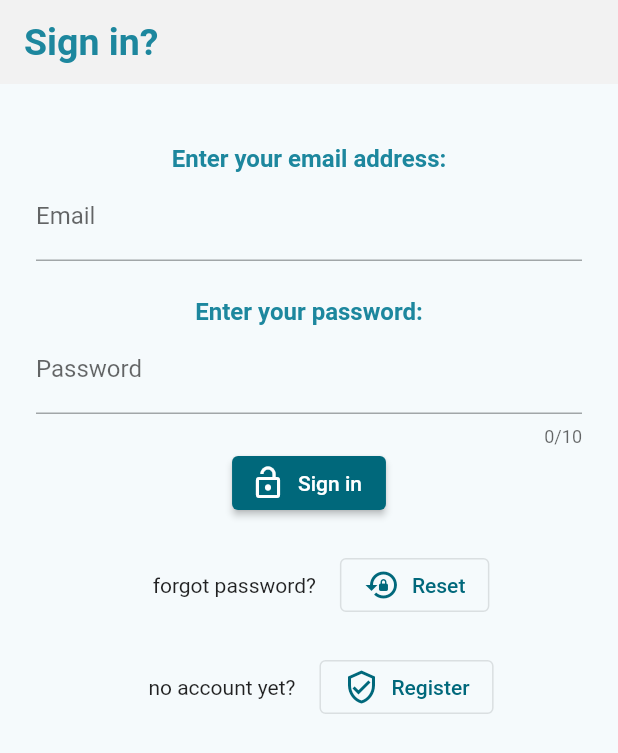
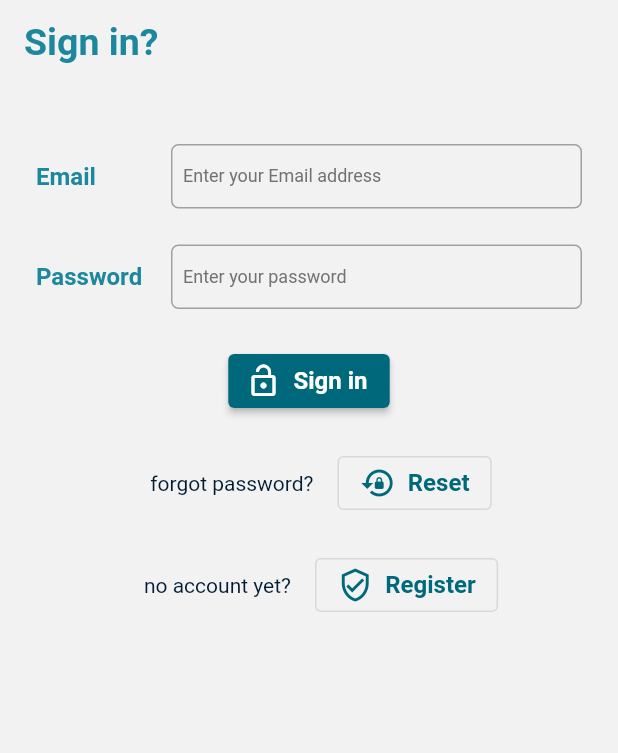
Before and after one commit to Hector-SaTe/year_planner, a Flutter app: the screen it shows after launch, on a phone screen of 412 x 824 dp. Shown: the top 753 px of the screen. Run offline on Flutter 3.47's test engine with Material 2 defaults, Android fonts, the phone set to English and light mode, and no system bars; our stand-ins replace firebase_auth, firebase_core, firebase_database, flutter_hooks, hooks_riverpod, table_calendar; accounts and stored records are empty.

Commit message:
new themes and sign in page

```diff
--- a/lib/authentication/sign_in.dart
+++ b/lib/authentication/sign_in.dart
@@ -16,16 +16,28 @@ class SignIn extends HookConsumerWidget {
 
   @override
   Widget build(BuildContext context, WidgetRef ref) {
+    const double titleWidth = 90;
+    const int passLength = 10;
     final userController = useTextEditingController();
     final passController = useTextEditingController();
+    var currentPassLength = useState<int>(0);
+    passController.addListener(
+        () => currentPassLength.value = passController.text.length);
 
-    return Theme(
-      data: ThemeData(colorSchemeSeed: base),
-      child: GestureDetector(
+    void trySignIn() async {
+      ref
+          .read(authServiceProvider)
+          .signIn(
+              email: userController.text.trim(),
+              password: passController.text.trim())
+          .then((value) => showSnackBarMessage(context, value,
+              value[0] == " " ? SnackBarType.info : SnackBarType.error));
+    }
+
+    return GestureDetector(
       onTap: () => FocusScope.of(context).unfocus(),
       child: Scaffold(
         appBar: AppBar(
-            elevation: 0,
           backgroundColor: greyBG,
           title: Text(
             'Sign in?',
@@ -38,51 +50,67 @@ class SignIn extends HookConsumerWidget {
           child: Column(
             children: [
               const SizedBox(height: 24),
-                Text(
-                  "Enter your email address:",
+              Row(
+                children: [
+                  SizedBox(
+                    width: titleWidth,
+                    child: Text(
+                      "Email",
                       style: Theme.of(context)
                           .textTheme
                           .titleMedium!
                           .copyWith(color: base),
                     ),
-                TextField(
+                  ),
+                  Flexible(
+                    child: TextFormField(
                       controller: userController,
-                  decoration: const InputDecoration(
-                    labelText: 'Email',
+                      decoration: InputDecoration(
+                        labelText: 'Enter your Email address',
+                        labelStyle: Theme.of(context).textTheme.labelSmall,
                       ),
                       autocorrect: false,
+                      validator: (value) =>
+                          (value == null) ? "enter email" : null,
+                    ),
+                  ),
+                ],
               ),
               const SizedBox(height: 24),
-                Text(
-                  "Enter your password:",
+              Row(
+                children: [
+                  SizedBox(
+                    width: titleWidth,
+                    child: Text(
+                      "Password",
                       style: Theme.of(context)
                           .textTheme
                           .titleMedium!
                           .copyWith(color: base),
                     ),
-                TextField(
+                  ),
+                  Flexible(
+                    child: TextFormField(
                       controller: passController,
-                  maxLength: 10,
-                  decoration: const InputDecoration(
-                    labelText: 'Password',
+                      maxLength: passLength,
+                      decoration: InputDecoration(
+                        labelText: 'Enter your password',
+                        counterText: "",
+                        suffixText:
+                            '${currentPassLength.value.toString()}/${passLength.toString()}',
+                        labelStyle: Theme.of(context).textTheme.labelSmall,
+                        suffixStyle: Theme.of(context).textTheme.labelSmall,
                       ),
                       autocorrect: false,
                       obscureText: true,
+                      onFieldSubmitted: (_) => trySignIn,
                     ),
+                  ),
+                ],
+              ),
+              const SizedBox(height: 24),
               ElevatedButton.icon(
-                    onPressed: (() async {
-                      ref
-                          .read(authServiceProvider)
-                          .signIn(
-                              email: userController.text.trim(),
-                              password: passController.text.trim())
-                          .then((value) => showSnackBarMessage(
-                              context,
-                              value,
-                              value[0] == " "
-                                  ? SnackBarType.info
-                                  : SnackBarType.error));
-                    }),
+                  onPressed: trySignIn,
                   icon: const Icon(Icons.lock_open),
                   label: const Text("Sign in")),
               const SizedBox(height: 20),
@@ -119,7 +147,6 @@ class SignIn extends HookConsumerWidget {
           ),
         ),
       ),
-      ),
     );
   }
 }
--- a/lib/main.dart
+++ b/lib/main.dart
@@ -22,15 +22,16 @@ Future<void> main() async {
       .then((_) => runApp(const ProviderScope(child: MyApp())));
 }
 
-class MyApp extends StatelessWidget {
+class MyApp extends ConsumerWidget {
   const MyApp({super.key});
 
   // This widget is the root of your application.
   @override
-  Widget build(BuildContext context) {
+  Widget build(BuildContext context, WidgetRef ref) {
+    final mainColor = ref.watch(colorThemeProvider);
     return MaterialApp(
       title: 'Year Planner',
-      theme: lightTheme,
+      theme: getTheme(mainColor),
       home: const AuthWrapper(),
       //initialRoute: "",
     );
--- a/lib/providers.dart
+++ b/lib/providers.dart
@@ -4,6 +4,7 @@ import 'package:hooks_riverpod/hooks_riverpod.dart';
 import 'package:year_planner/authentication/auth_service.dart';
 import 'package:year_planner/database/storage_model.dart';
 import 'package:year_planner/database/data_models.dart';
+import 'package:year_planner/theme/custom_colors.dart';
 
 /// Auth provider
 // 1
@@ -46,6 +47,9 @@ final saveManagerProvider = Provider.family(((ref, bool public) {
   }
 }));
 
+/// Theme color provider
+final colorThemeProvider = StateProvider((ref) => base);
+
 /// Global data provider
 final periodListProvider =
     StateNotifierProvider<TimePeriodList, List<TimePeriod>>(((ref) {
--- a/lib/theme/custom_theme.dart
+++ b/lib/theme/custom_theme.dart
@@ -2,11 +2,19 @@ import 'package:flutter/material.dart';
 import 'package:year_planner/theme/custom_colors.dart';
 import 'package:year_planner/theme/text_style.dart';
 
-final lightTheme = ThemeData(
-  primarySwatch: Colors.deepPurple,
-  scaffoldBackgroundColor: greyBG,
-  dividerColor: grey00,
-  appBarTheme: const AppBarTheme(elevation: 0),
-  textTheme: customTextTheme,
-  primaryTextTheme: customPrimaryTextTheme,
-);
+ThemeData getTheme(Color mainColor) => ThemeData(
+    colorSchemeSeed: mainColor,
+    scaffoldBackgroundColor: greyBG,
+    dividerColor: grey00,
+    textTheme: getTextTheme(mainColor),
+    primaryTextTheme: customPrimaryTextTheme,
+    appBarTheme: const AppBarTheme(elevation: 0),
+    inputDecorationTheme: const InputDecorationTheme(
+        isDense: true,
+        contentPadding: EdgeInsets.symmetric(horizontal: 8, vertical: 12),
+        border: OutlineInputBorder(
+          borderSide: BorderSide(color: grey02, width: 1),
+          borderRadius: BorderRadius.all(Radius.circular(5.0)),
+        )));
+
+/// TODO: create dark theme
```
Also changed, not shown: lib/screens_TimePeriod/create_period.dart (+1 -7 lines), lib/theme/text_style.dart (+7 -7 lines). Lines whose indentation alone changed are shown as unchanged.
